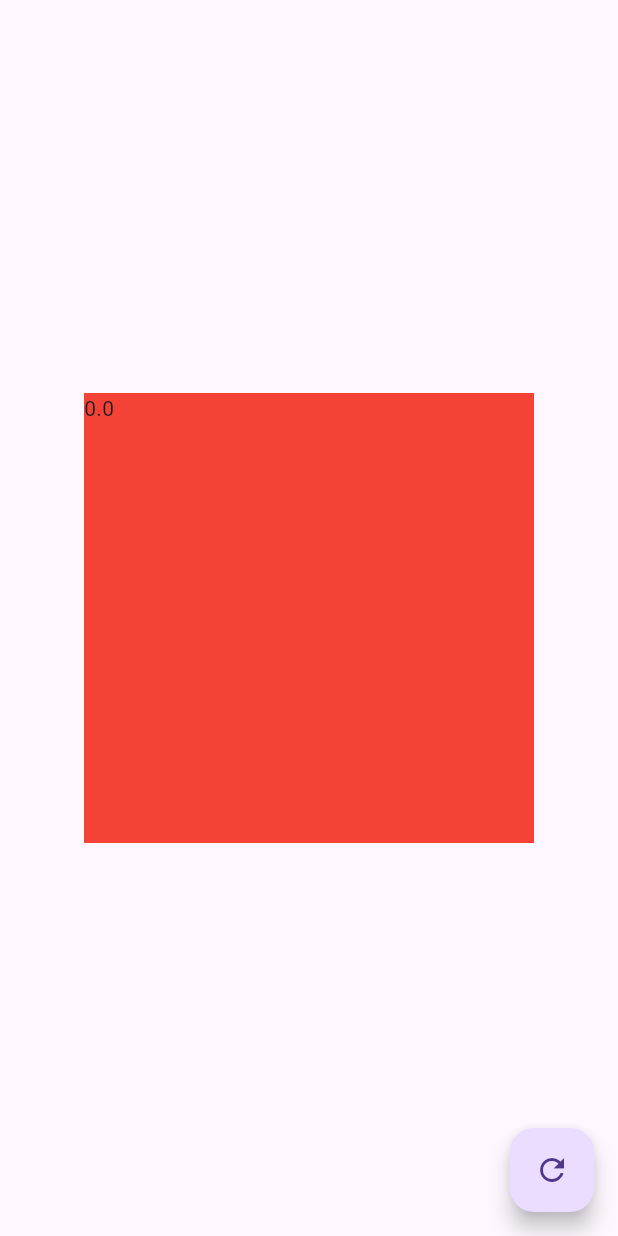
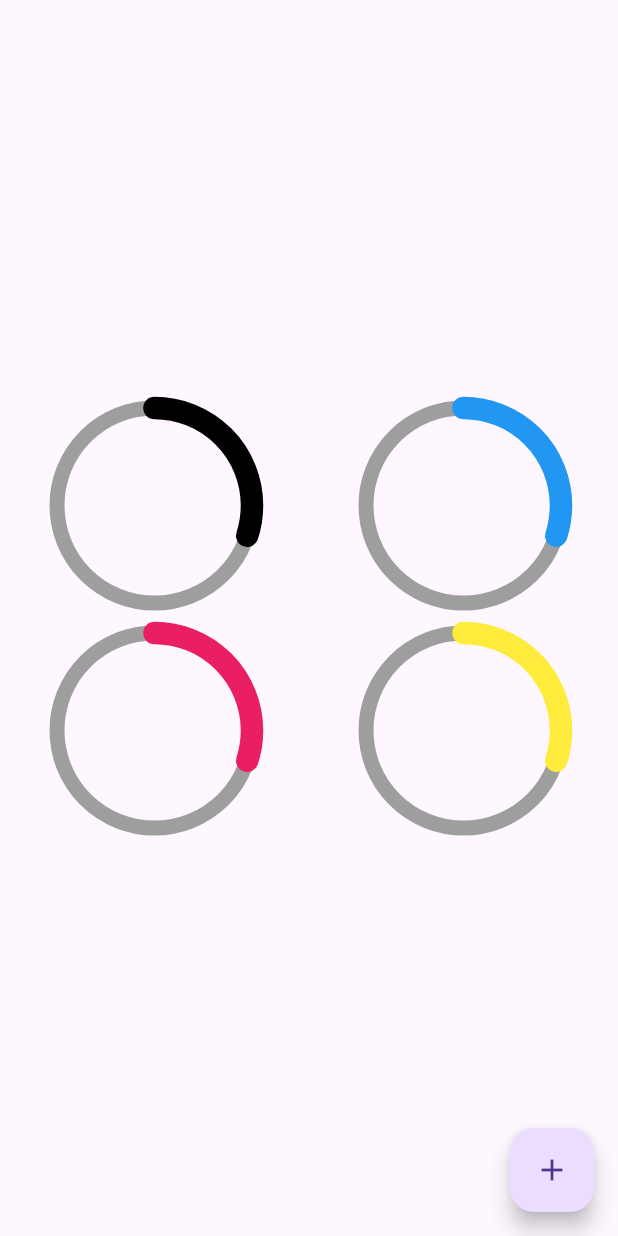
Before and after one commit to carlosdiazz/flutter_disenos_2, a Flutter app: the screen it shows after launch, on a phone screen of 412 x 824 dp. Run offline on Flutter 3.47's test engine with Material 3 defaults, Android fonts, the phone set to English and light mode, and no system bars.

Commit message:
Fin del ciruclo

```diff
--- a/lib/src/labs/circular_progress_page.dart
+++ b/lib/src/labs/circular_progress_page.dart
@@ -13,7 +13,7 @@ class CircularProgressPage extends StatefulWidget {
 class _CircularProgressPageState extends State<CircularProgressPage>
     with SingleTickerProviderStateMixin {
   late AnimationController controller;
-  double porcentaje = 0.0;
+  double porcentaje = 30.0;
   double nuevoPorcentaje = 0.0;
 
   @override
--- a/lib/src/pages/graficas_circulares_page.dart
+++ b/lib/src/pages/graficas_circulares_page.dart
@@ -10,7 +10,7 @@ class GraficasCircularesPages extends StatefulWidget {
 }
 
 class _GraficasCircularesPagesState extends State<GraficasCircularesPages> {
-  double porcentaje = 0.0;
+  double porcentaje = 30.0;
   @override
   Widget build(BuildContext context) {
     return Scaffold(
@@ -21,16 +21,57 @@ class _GraficasCircularesPagesState extends State<GraficasCircularesPages> {
               if (porcentaje > 100) porcentaje = 0;
             });
           },
-        child: const Icon(Icons.refresh),
+          child: const Icon(Icons.add),
         ),
-      body: Center(
-        child: Container(
-          width: 300,
-          height: 300,
-          color: Colors.red,
-          child: RadialProgress(porcentaje: porcentaje),
+        body: Column(
+          mainAxisAlignment: MainAxisAlignment.center,
+          children: [
+            Row(
+              mainAxisAlignment: MainAxisAlignment.spaceAround,
+              children: [
+                CustomRadialProgress(
+                  porcentaje: porcentaje,
+                  color: Colors.black,
                 ),
-        //child: Text("Porcentaje $porcentaje %"),
+                CustomRadialProgress(
+                  porcentaje: porcentaje,
+                  color: Colors.blue,
+                ),
+              ],
+            ),
+            Row(
+              mainAxisAlignment: MainAxisAlignment.spaceAround,
+              children: [
+                CustomRadialProgress(
+                  porcentaje: porcentaje,
+                  color: Colors.pink,
+                ),
+                CustomRadialProgress(
+                  porcentaje: porcentaje,
+                  color: Colors.yellow,
+                ),
+              ],
+            )
+          ],
+        ));
+  }
+}
+
+class CustomRadialProgress extends StatelessWidget {
+  final Color color;
+  const CustomRadialProgress(
+      {super.key, required this.porcentaje, required this.color});
+
+  final double porcentaje;
+
+  @override
+  Widget build(BuildContext context) {
+    return SizedBox(
+      width: 150,
+      height: 150,
+      child: RadialProgress(
+        porcentaje: porcentaje,
+        colorPrimario: color,
       ),
     );
   }
--- a/lib/src/widgets/radial_progress.dart
+++ b/lib/src/widgets/radial_progress.dart
@@ -1,18 +1,99 @@
+import 'dart:math';
 import 'package:flutter/material.dart';
 
 class RadialProgress extends StatefulWidget {
   final double porcentaje;
-  const RadialProgress({super.key, required this.porcentaje});
+  final Color colorPrimario;
+  final Color colorSecundario;
+  const RadialProgress(
+      {super.key,
+      required this.porcentaje,
+      this.colorPrimario = Colors.green,
+      this.colorSecundario = Colors.grey});
 
   @override
   State<RadialProgress> createState() => _RadialProgressState();
 }
 
-class _RadialProgressState extends State<RadialProgress> {
+class _RadialProgressState extends State<RadialProgress>
+    with SingleTickerProviderStateMixin {
+  late AnimationController controller;
+  late double porcentajeAnterior;
+
+  @override
+  void initState() {
+    porcentajeAnterior = widget.porcentaje;
+    controller = AnimationController(
+        vsync: this, duration: const Duration(milliseconds: 300));
+    super.initState();
+  }
+
+  @override
+  void dispose() {
+    controller.dispose();
+    super.dispose();
+  }
+
   @override
   Widget build(BuildContext context) {
-    return Container(
-      child: Text("${widget.porcentaje}"),
+    controller.forward(from: 0.0);
+    final diferenciaAnimar = widget.porcentaje - porcentajeAnterior;
+    porcentajeAnterior = widget.porcentaje;
+
+    return AnimatedBuilder(
+      animation: controller,
+      //child: child,
+      builder: (BuildContext context, Widget? child) {
+        return Container(
+          padding: const EdgeInsets.all(10),
+          width: double.infinity,
+          height: double.infinity,
+          child: CustomPaint(
+            painter: _MiRadialProgress(
+                (widget.porcentaje - diferenciaAnimar) +
+                    (diferenciaAnimar * controller.value),
+                widget.colorPrimario,
+                widget.colorSecundario),
+          ),
+        );
+      },
     );
   }
 }
+
+class _MiRadialProgress extends CustomPainter {
+  final double porcentaje;
+  final Color colorPrimario;
+  final Color colorSecundario;
+  _MiRadialProgress(this.porcentaje, this.colorPrimario, this.colorSecundario);
+
+  @override
+  void paint(Canvas canvas, Size size) {
+    //Circulo
+    final paint = Paint()
+      ..strokeWidth = 10
+      ..color = colorSecundario
+      ..style = PaintingStyle.stroke;
+
+    final Offset center = Offset(size.width * 0.5, size.height * 0.5);
+    final double radio = min(size.width * 0.5, size.height * 0.5);
+    canvas.drawCircle(center, radio, paint);
+
+    //Arco
+    final paintArco = Paint()
+      ..strokeWidth = 15
+      ..color = colorPrimario
+      ..strokeCap = StrokeCap.round
+      ..style = PaintingStyle.stroke;
+
+    //Parte qeus e debera ir llenando
+    double arcAngle = 2 * pi * (porcentaje / 100);
+    canvas.drawArc(Rect.fromCircle(center: center, radius: radio), -pi / 2,
+        arcAngle, false, paintArco);
+  }
+
+  @override
+  bool shouldRepaint(covariant CustomPainter oldDelegate) {
+    return true;
+  }
+}
```
Lines whose indentation alone changed are shown as unchanged.
